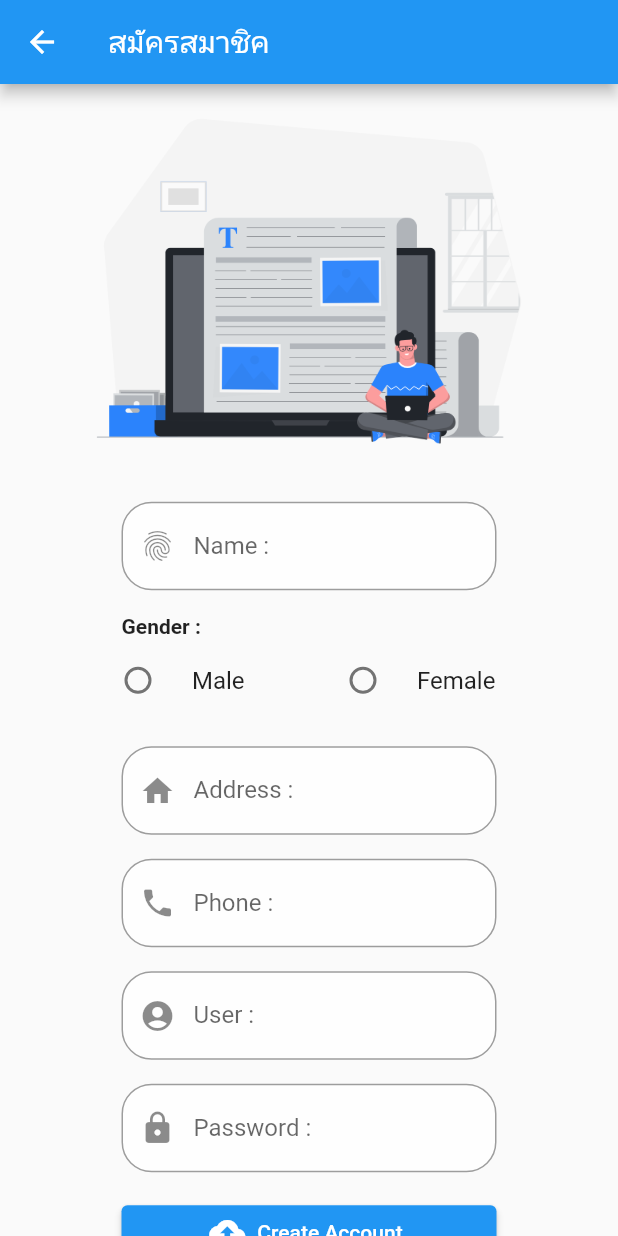
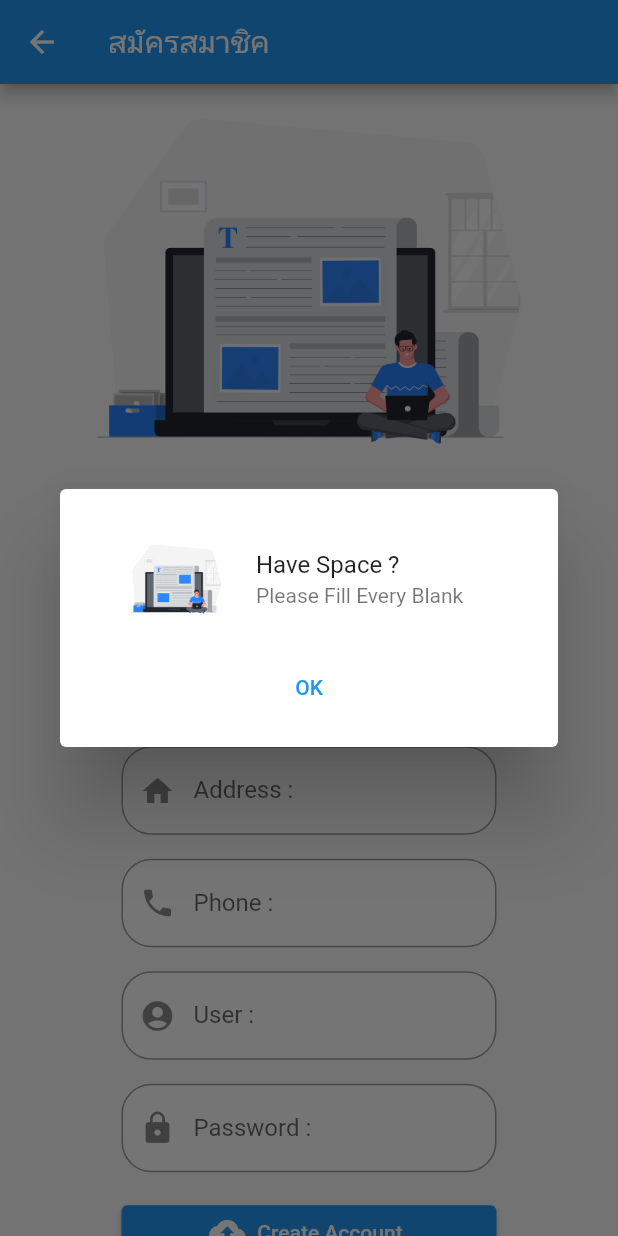
Before and after one commit to masterUNG/CovidMonitor, a Flutter app: the CreateAccount screen opened by its route, after a tap on "Create Account", on a phone screen of 412 x 824 dp. Run offline on Flutter 3.47's test engine with Material 2 defaults, Android fonts, the phone set to English and light mode, and no system bars.

Commit message:
update 14:25

```diff
--- a/lib/states/create_account.dart
+++ b/lib/states/create_account.dart
@@ -1,3 +1,4 @@
+import 'package:covidmonitor/utility/dialog.dart';
 import 'package:flutter/material.dart';
 
 class CreateAccount extends StatefulWidget {
@@ -6,7 +7,7 @@ class CreateAccount extends StatefulWidget {
 }
 
 class _CreateAccountState extends State<CreateAccount> {
-  String gender;
+  String gender, name, address, phone, user, password;
 
   Container buildName() {
     return Container(
@@ -15,6 +16,7 @@ class _CreateAccountState extends State<CreateAccount> {
           color: Colors.white70, borderRadius: BorderRadius.circular(20)),
       width: 250,
       child: TextField(
+        onChanged: (value) => name = value.trim(),
         decoration: InputDecoration(
           labelText: 'Name :',
           prefixIcon: Icon(Icons.fingerprint),
@@ -31,6 +33,7 @@ class _CreateAccountState extends State<CreateAccount> {
           color: Colors.white70, borderRadius: BorderRadius.circular(20)),
       width: 250,
       child: TextField(
+        onChanged: (value) => address = value.trim(),
         decoration: InputDecoration(
           labelText: 'Address :',
           prefixIcon: Icon(Icons.home),
@@ -46,6 +49,8 @@ class _CreateAccountState extends State<CreateAccount> {
           color: Colors.white70, borderRadius: BorderRadius.circular(20)),
       width: 250,
       child: TextField(
+        onChanged: (value) => phone = value.trim(),
+        keyboardType: TextInputType.phone,
         decoration: InputDecoration(
           labelText: 'Phone :',
           prefixIcon: Icon(Icons.phone),
@@ -62,6 +67,7 @@ class _CreateAccountState extends State<CreateAccount> {
           color: Colors.white70, borderRadius: BorderRadius.circular(20)),
       width: 250,
       child: TextField(
+        onChanged: (value) => user = value.trim(),
         decoration: InputDecoration(
           labelText: 'User :',
           prefixIcon: Icon(Icons.account_circle_rounded),
@@ -77,6 +83,7 @@ class _CreateAccountState extends State<CreateAccount> {
           color: Colors.white70, borderRadius: BorderRadius.circular(20)),
       width: 250,
       child: TextField(
+        onChanged: (value) => password = value.trim(),
         decoration: InputDecoration(
           labelText: 'Password :',
           prefixIcon: Icon(Icons.lock),
@@ -96,7 +103,8 @@ class _CreateAccountState extends State<CreateAccount> {
         child: SingleChildScrollView(
           child: Column(
             children: [
-              Container(width: 350,
+              Container(
+                width: 350,
                 child: Image.asset('images/account.png'),
               ),
               buildName(),
@@ -106,19 +114,33 @@ class _CreateAccountState extends State<CreateAccount> {
               buildPhone(),
               buildUser(),
               buildPassword(),
-              Container(
-                  width: 250,
-                  margin: EdgeInsets.symmetric(vertical: 16),
-                  child: ElevatedButton.icon(
-                    onPressed: () {},
-                    icon: Icon(Icons.cloud_upload),
-                    label: Text('Create Account'),
-                  )),
+              buildButtonCreateAccount(),
             ],
           ),
         ),
       ),
     );
+  }
+
+  Container buildButtonCreateAccount() {
+    return Container(
+        width: 250,
+        margin: EdgeInsets.symmetric(vertical: 16),
+        child: ElevatedButton.icon(
+          onPressed: () {
+            if ((name?.isEmpty ?? true) ||
+                (address?.isEmpty ?? true) ||
+                (phone?.isEmpty ?? true) ||
+                (user?.isEmpty ?? true) ||
+                (password?.isEmpty ?? true)) {
+              normalDialog(context, 'Have Space ?', 'Please Fill Every Blank');
+            } else if (gender == null) {
+              normalDialog(context, 'No Gender ?', 'Please Tap Male or Female');
+            } else {}
+          },
+          icon: Icon(Icons.cloud_upload),
+          label: Text('Create Account'),
+        ));
   }
 
   Row buildRow() {
--- /dev/null
+++ b/lib/utility/dialog.dart
@@ -0,0 +1,15 @@
+import 'package:flutter/material.dart';
+
+Future<Null> normalDialog(
+    BuildContext context, String title, String message) async {
+  showDialog(
+    context: context,
+    builder: (context) => SimpleDialog(
+      title: ListTile(
+        leading: Image.asset('images/account.png'),
+        title: Text(title),
+        subtitle: Text(message),
+      ),children: [TextButton(onPressed: () => Navigator.pop(context), child: Text('OK'))],
+    ),
+  );
+}
```
